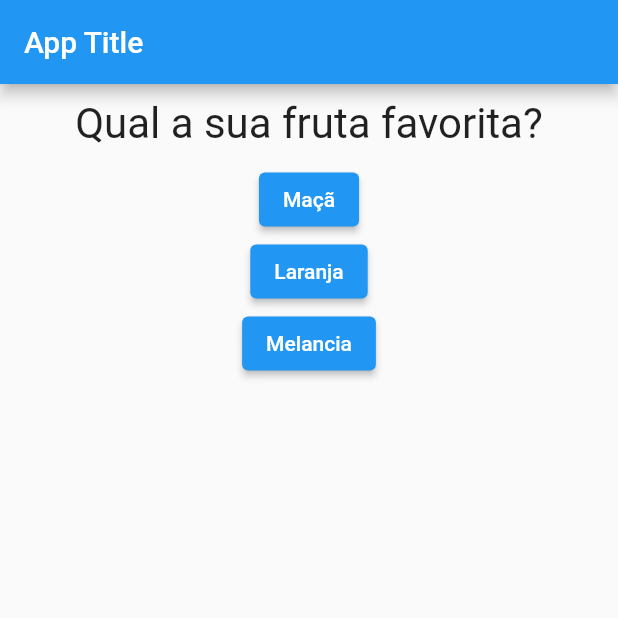
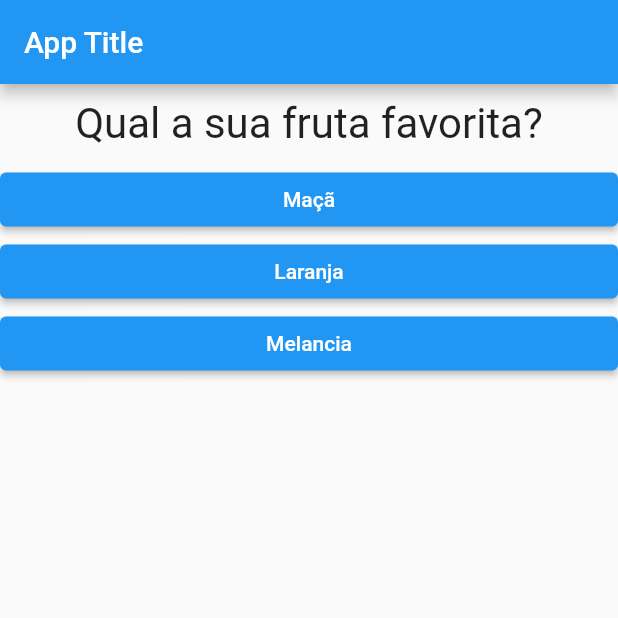
Before and after one commit to lauro-ss/Practices_Flutter, a Flutter app: the screen it shows after launch, on a phone screen of 412 x 824 dp, the top half of it. Run offline on Flutter 3.47's test engine with Material 2 defaults, Android fonts, the phone set to English and light mode, and no system bars.

Commit message:
add sizedbox widget and width property

```diff
--- a/basic/lib/response.dart
+++ b/basic/lib/response.dart
@@ -8,6 +8,12 @@ class Response extends StatelessWidget {
 
   @override
   Widget build(BuildContext context) {
-    return ElevatedButton(onPressed: _response, child: Text(_text));
+    return SizedBox(
+      width: double.maxFinite,
+      child: ElevatedButton(
+        onPressed: _response,
+        child: Text(_text),
+      ),
+    );
   }
 }
```
